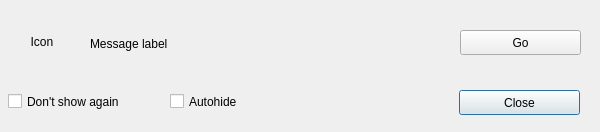
First picture: the form in hub/forms/DlgNotification.ui, repository subutai-io/control-center, before the edit.
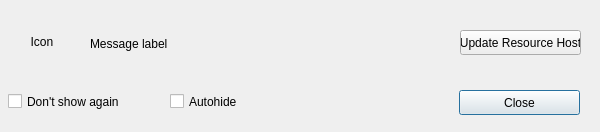
Second picture: the form after the edit.

Commit message: redesign notification action

What changed in the file:
```diff
--- a/hub/forms/DlgNotification.ui
+++ b/hub/forms/DlgNotification.ui
@@ -109,7 +109,7 @@
     </rect>
    </property>
    <property name="text">
-    <string>Go</string>
+    <string>Update Resource Host</string>
    </property>
   </widget>
  </widget>
```
The commit also changes 1 other file.
